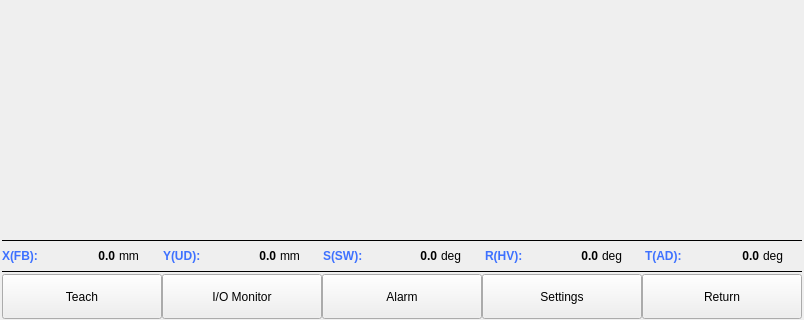
Above: mainframe.ui from GaussCheng/2-5AxisPunch before the change; both pictures show x 0 to 804 and y 280 to 600 of the 804 by 600 pixel window. Below: the same form after it.
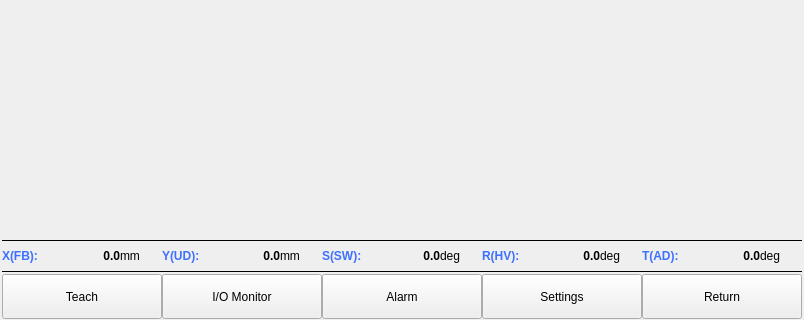
That is the form after the change. Custom widgets are drawn as their Qt base class.

```diff
--- a/mainframe.ui
+++ b/mainframe.ui
@@ -144,7 +144,7 @@
    <item>
     <layout class="QHBoxLayout" name="horizontalLayout">
      <property name="spacing">
-      <number>4</number>
+      <number>0</number>
      </property>
      <item>
       <widget class="QLabel" name="label_7">
@@ -230,7 +230,7 @@
       <widget class="QLabel" name="xCurrentPos">
        <property name="minimumSize">
         <size>
-         <width>70</width>
+         <width>75</width>
          <height>28</height>
         </size>
        </property>
@@ -351,7 +351,7 @@
       <widget class="QLabel" name="yCurrentPos">
        <property name="minimumSize">
         <size>
-         <width>70</width>
+         <width>75</width>
          <height>0</height>
         </size>
        </property>
@@ -472,7 +472,7 @@
       <widget class="QLabel" name="zCurrentPos">
        <property name="minimumSize">
         <size>
-         <width>70</width>
+         <width>75</width>
          <height>0</height>
         </size>
        </property>
@@ -593,7 +593,7 @@
       <widget class="QLabel" name="rCurrentPos">
        <property name="minimumSize">
         <size>
-         <width>70</width>
+         <width>75</width>
          <height>0</height>
         </size>
        </property>
@@ -714,7 +714,7 @@
       <widget class="QLabel" name="tCurrentPos">
        <property name="minimumSize">
         <size>
-         <width>70</width>
+         <width>75</width>
          <height>0</height>
         </size>
        </property>
```
